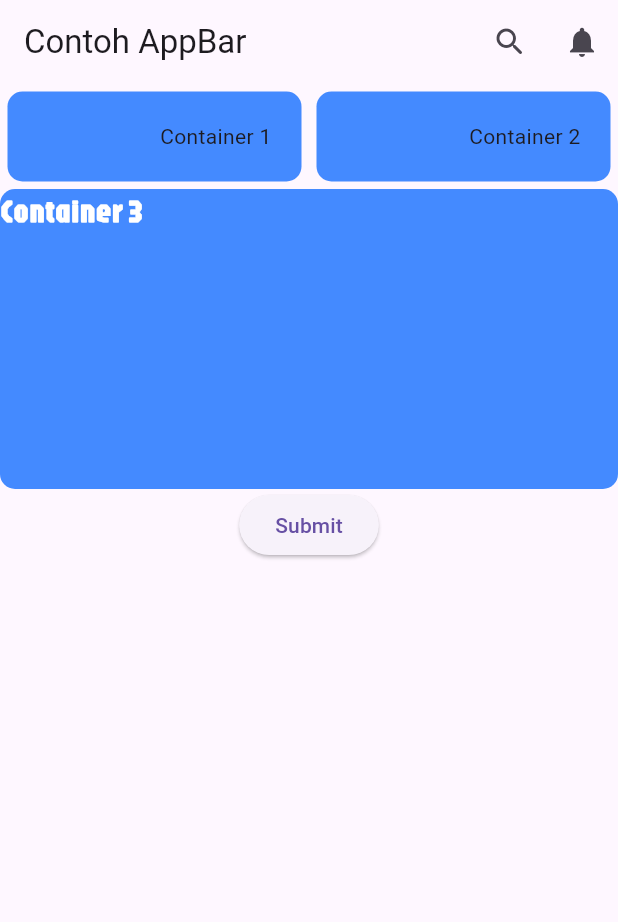
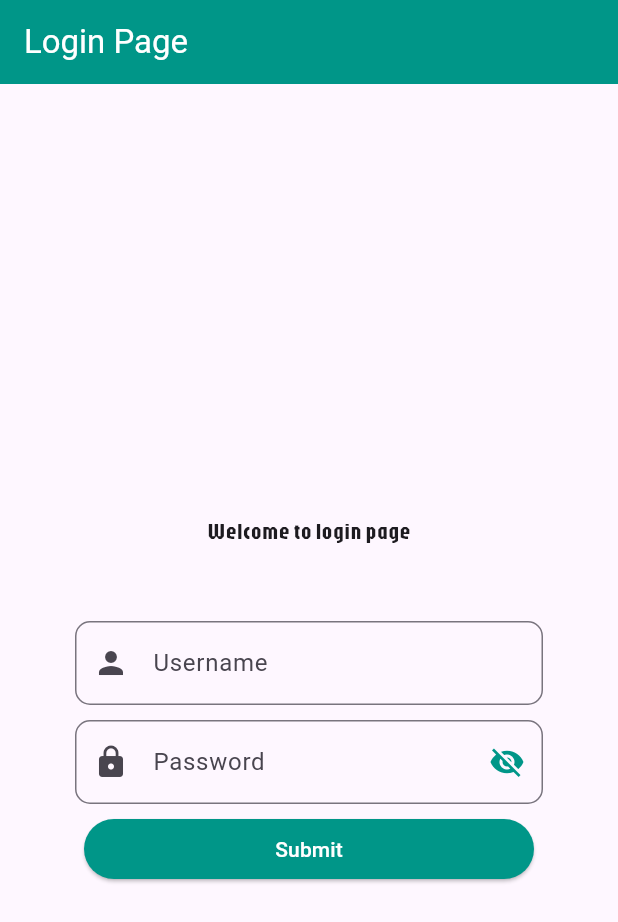
Before and after one commit to kelas-mobile-medan/app-bar, a Flutter app: the screen it shows after launch, on a phone screen of 412 x 824 dp. Shown: the top 922 px of the screen. Run offline on Flutter 3.47's test engine with Material 3 defaults, Android fonts, the phone set to English and light mode, and no system bars.

Commit message:
fix: navigation context error

```diff
--- a/lib/main.dart
+++ b/lib/main.dart
@@ -1,3 +1,4 @@
+import 'package:app_bar_application/pageTwo.dart';
 import 'package:flutter/material.dart';
 
 void main() {
@@ -7,80 +8,116 @@ void main() {
 class MainApp extends StatelessWidget {
   const MainApp({super.key});
 
-  void submitLogin(String value) {
-    print(value);
+  @override
+  Widget build(BuildContext context) {
+    print('build main app');
+    return MaterialApp(
+      home: Scaffold(
+        appBar: AppBar(
+          title: const Text(
+            'Login Page',
+            style: TextStyle(color: Colors.white),
+          ),
+          backgroundColor: Colors.teal,
+        ),
+        body: HomePage(),
+      ),
+    );
   }
+}
+
+class HomePage extends StatefulWidget {
+  HomePage({Key? key});
+
+  @override
+  State<HomePage> createState() => _HomePageState();
+}
+
+class _HomePageState extends State<HomePage> {
+  TextEditingController usernameController = TextEditingController();
+  TextEditingController passwordController = TextEditingController();
+  bool isPasswordVisible = false;
 
   @override
   Widget build(BuildContext context) {
-    return MaterialApp(
-      debugShowCheckedModeBanner: false,
-      home: Scaffold(
-        appBar: AppBar(
-          title: Text('Contoh AppBar'),
-          actions: [
-            IconButton(
-                onPressed: () {
-                  submitLogin('search');
-                },
-                icon: Icon(Icons.search_rounded)),
-            IconButton(
-                onPressed: () {
-                  submitLogin('notification');
-                },
-                icon: Icon(Icons.notifications)),
-          ],
-        ),
-        body: Column(
+    print('build child');
+
+    void submitLogin(String value) {
+      if (usernameController.text == '' || passwordController.text == '') {
+        SnackBar snackBar = const SnackBar(
+          content: Text('Please enter username and password'),
+          duration: Duration(seconds: 2),
+        );
+        ScaffoldMessenger.of(context).showSnackBar(snackBar);
+      } else {
+        Navigator.push(
+            context, MaterialPageRoute(builder: (context) => const pageTwo()));
+      }
+    }
+
+    return Padding(
+      padding: const EdgeInsets.only(left: 50, right: 50, top: 50),
+      child: Center(
+        child: Column(
+          mainAxisAlignment: MainAxisAlignment.center,
           children: [
-            Row(
-              children: [
-                Flexible(
-                  flex: 1,
-                  child: Container(
-                    alignment: Alignment.topRight,
-                    margin: EdgeInsets.all(5),
-                    padding: EdgeInsets.all(20),
-                    decoration: BoxDecoration(
-                        color: Colors.blueAccent,
-                        borderRadius: BorderRadius.circular(10)),
-                    child: Text('Container 1'),
-                  ),
-                ),
-                Flexible(
-                  flex: 1,
-                  child: Container(
-                    alignment: Alignment.topRight,
-                    margin: EdgeInsets.all(5),
-                    padding: EdgeInsets.all(20),
-                    decoration: BoxDecoration(
-                        color: Colors.blueAccent,
-                        borderRadius: BorderRadius.circular(10)),
-                    child: Text('Container 2'),
-                  ),
-                )
-              ],
+            const Text(
+              'Welcome to login page',
+              style: TextStyle(fontFamily: 'jaro'),
+            ),
+            const SizedBox(height: 50),
+            TextField(
+              controller: usernameController,
+              decoration: const InputDecoration(
+                  focusedBorder: OutlineInputBorder(
+                      borderRadius: BorderRadius.all(Radius.circular(10)),
+                      borderSide: BorderSide(color: Colors.teal, width: 2.0)),
+                  border: OutlineInputBorder(
+                      borderRadius: BorderRadius.all(Radius.circular(10))),
+                  hintText: 'Please enter your username',
+                  labelText: 'Username',
+                  prefixIcon: Icon(Icons.person)),
+            ),
+            const SizedBox(height: 10),
+            TextField(
+              controller: passwordController,
+              obscureText: !isPasswordVisible,
+              decoration: InputDecoration(
+                  focusedBorder: const OutlineInputBorder(
+                      borderRadius: BorderRadius.all(Radius.circular(10)),
+                      borderSide: BorderSide(color: Colors.teal, width: 2.0)),
+                  border: const OutlineInputBorder(
+                      borderRadius: BorderRadius.all(Radius.circular(10))),
+                  hintText: 'Please enter your password',
+                  labelText: 'Password',
+                  prefixIcon: const Icon(Icons.lock),
+                  suffixIcon: IconButton(
+                    onPressed: () {
+                      setState(() {
+                        isPasswordVisible = !isPasswordVisible;
+                      });
+                    },
+                    icon: Icon(
+                      isPasswordVisible
+                          ? Icons.visibility
+                          : Icons.visibility_off,
+                      color: Colors.teal,
+                    ),
+                  )),
             ),
             Container(
-              child: Text(
-                'Container 3',
-                style: TextStyle(
-                    fontFamily: 'jaro',
-                    fontSize: 20,
-                    color: Colors.white,
-                    fontWeight: FontWeight.bold),
-              ),
-              decoration: BoxDecoration(
-                  color: Colors.blueAccent,
-                  borderRadius: BorderRadius.circular(10)),
-              height: 200,
-              width: double.infinity,
-            ),
-            ElevatedButton(
-                onPressed: () {
-                  submitLogin('submit');
-                },
-                child: Text('Submit'))
+                width: 300,
+                height: 40,
+                margin: const EdgeInsets.only(top: 10),
+                child: ElevatedButton(
+                    style: ElevatedButton.styleFrom(
+                        backgroundColor: Colors.teal,
+                        padding: const EdgeInsets.only(top: 10, bottom: 10)),
+                    onPressed: () => submitLogin(usernameController.text),
+                    child: const Text(
+                      'Submit',
+                      style: TextStyle(color: Colors.white),
+                    ))),
           ],
         ),
       ),
--- /dev/null
+++ b/lib/pageTwo.dart
@@ -0,0 +1,20 @@
+import 'package:flutter/material.dart';
+
+class pageTwo extends StatelessWidget {
+  const pageTwo({super.key});
+
+  @override
+  Widget build(BuildContext context) {
+    return Scaffold(
+      appBar: AppBar(
+          leading: BackButton(
+              color: Colors.white, onPressed: () => Navigator.pop(context)),
+          title: const Text(
+            'Home Page',
+            style: TextStyle(color: Colors.white),
+          ),
+          backgroundColor: Colors.teal),
+      body: const Center(child: Text('Ini adalah page kedua')),
+    );
+  }
+}
```
